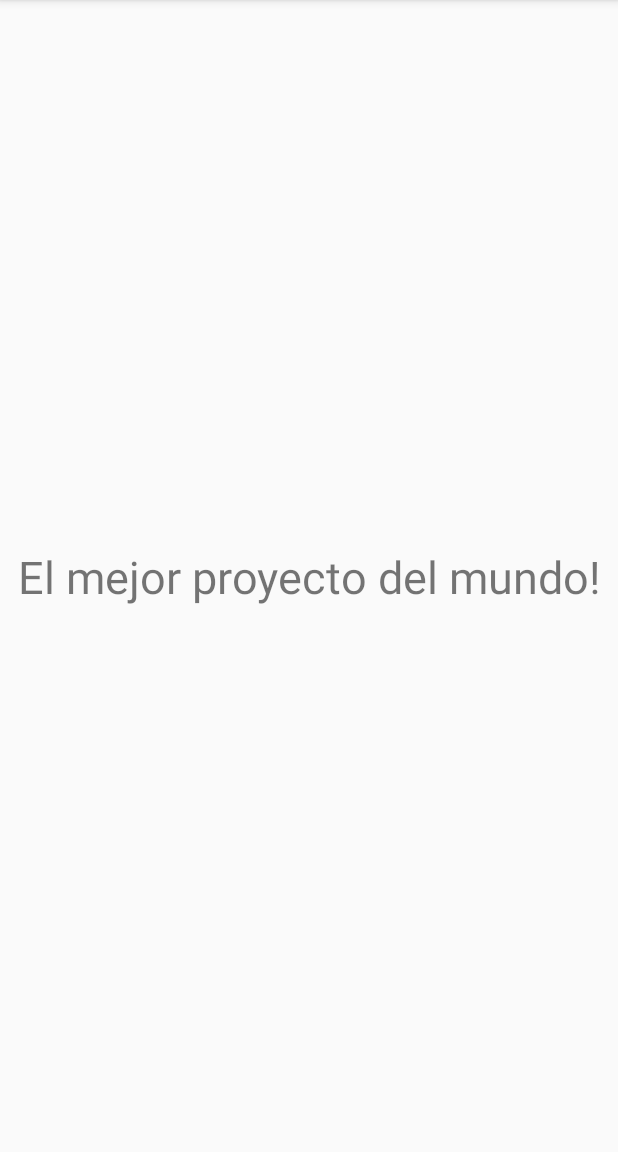
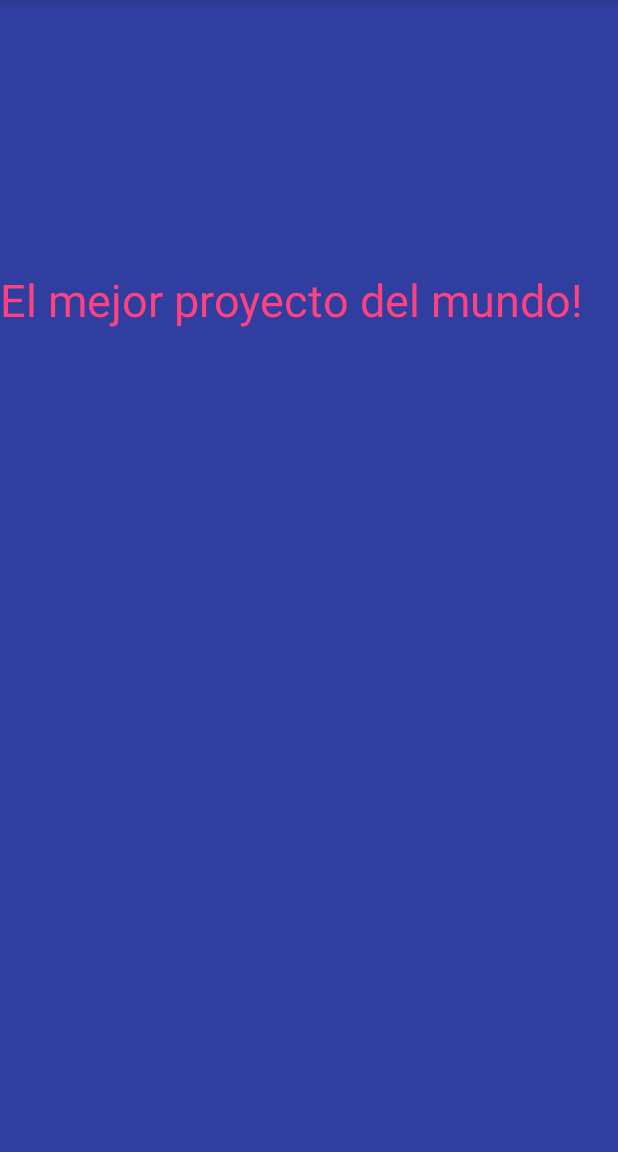
Before and after one commit to adiar14/Proyecto_Integrador_Montanas, an Android app: the screen it shows after launch (MainActivity), on a phone screen of 412 x 824 dp, the part 84-1236 px from its top. Run offline under Robolectric (Android 15) with nearby library versions, the phone set to English and light mode, and no system bars.

Commit message:
cambio de fondo

```diff
--- a/app/src/main/res/layout/activity_main.xml
+++ b/app/src/main/res/layout/activity_main.xml
@@ -1,19 +1,25 @@
 <?xml version="1.0" encoding="utf-8"?>
-<android.support.constraint.ConstraintLayout xmlns:android="http://schemas.android.com/apk/res/android"
+<RelativeLayout xmlns:android="http://schemas.android.com/apk/res/android"
     xmlns:app="http://schemas.android.com/apk/res-auto"
     xmlns:tools="http://schemas.android.com/tools"
     android:layout_width="match_parent"
     android:layout_height="match_parent"
+    android:background="@color/colorPrimaryDark"
     tools:context=".MainActivity">
 
     <TextView
         android:layout_width="wrap_content"
         android:layout_height="wrap_content"
+        android:layout_alignParentStart="true"
+        android:layout_alignParentLeft="true"
+        android:layout_alignParentTop="true"
+        android:layout_marginTop="179dp"
         android:text="@string/tv_saludo"
+        android:textColor="@color/colorAccent"
         android:textSize="30sp"
         app:layout_constraintBottom_toBottomOf="parent"
         app:layout_constraintLeft_toLeftOf="parent"
         app:layout_constraintRight_toRightOf="parent"
         app:layout_constraintTop_toTopOf="parent" />
 
-</android.support.constraint.ConstraintLayout>
+</RelativeLayout>
--- a/build.gradle
+++ b/build.gradle
@@ -7,7 +7,7 @@ buildscript {
         jcenter()
     }
     dependencies {
-        classpath 'com.android.tools.build:gradle:3.1.4'
+        classpath 'com.android.tools.build:gradle:3.2.1'
 
 
         // NOTE: Do not place your application dependencies here; they belong
```
Also changed, not shown: gradle/wrapper/gradle-wrapper.properties.
